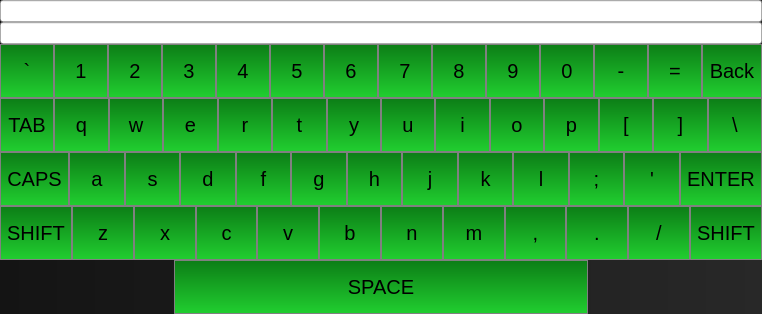
Qt form ui/keyboard-ui.ui (gth158a/keyboard-app-challenge) before a commit.
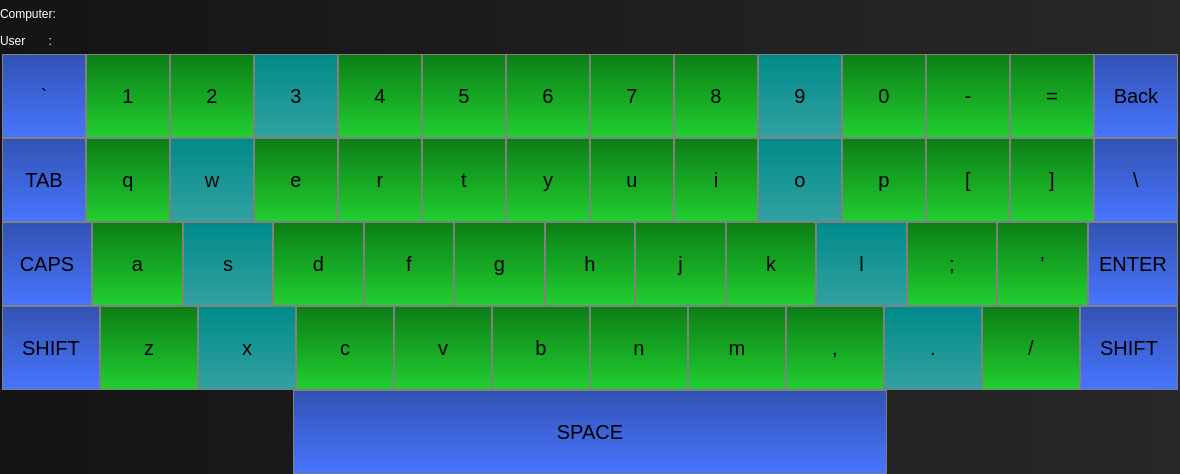
The same form after that commit.

Commit message: Updates to color layout to match touch type colors.

The edit to the form file:
```diff
--- a/ui/keyboard-ui.ui
+++ b/ui/keyboard-ui.ui
@@ -6,8 +6,8 @@
    <rect>
     <x>0</x>
     <y>0</y>
-    <width>762</width>
-    <height>306</height>
+    <width>1180</width>
+    <height>474</height>
    </rect>
   </property>
   <property name="windowTitle">
@@ -19,7 +19,7 @@
 }
 
 #key_space { 
-    min-width: 400;
+    min-width: 580;
 }
 
 QPushButton {
@@ -27,8 +27,8 @@
     border: 1px solid gray;
     font: 20px;
     padding: 6px;
-    min-width: 40;
-    min-height: 40;
+    min-width: 70;
+    min-height: 70;
     max-width: 200;
     max-height: 200;
 }
@@ -50,10 +50,14 @@
     border-width: 4px;
     border-color: red;
 }
+
+QLabel {
+    color: rgb(255, 255, 255);
+}
 </string>
   </property>
   <widget class="QWidget" name="centralwidget">
-   <layout class="QVBoxLayout" name="verticalLayout_2">
+   <layout class="QVBoxLayout" name="verticalLayout">
     <property name="spacing">
      <number>0</number>
     </property>
@@ -70,15 +74,64 @@
      <number>0</number>
     </property>
     <item>
-     <layout class="QVBoxLayout" name="verticalLayout">
+     <layout class="QHBoxLayout" name="horizontalLayout_6">
       <property name="spacing">
        <number>0</number>
       </property>
       <item>
-       <widget class="QLineEdit" name="text_computer"/>
+       <layout class="QVBoxLayout" name="verticalLayout_2">
+        <property name="spacing">
+         <number>0</number>
+        </property>
+        <item>
+         <widget class="QLabel" name="label">
+          <property name="text">
+           <string>Computer: </string>
+          </property>
+         </widget>
+        </item>
+        <item>
+         <widget class="QLabel" name="label_2">
+          <property name="text">
+           <string>User       : </string>
+          </property>
+         </widget>
+        </item>
+       </layout>
       </item>
       <item>
-       <widget class="QLineEdit" name="text_user"/>
+       <layout class="QVBoxLayout" name="verticalLayout_3">
+        <property name="spacing">
+         <number>0</number>
+        </property>
+        <item>
+         <widget class="QLabel" name="label_computer">
+          <property name="text">
+           <string/>
+          </property>
+         </widget>
+        </item>
+        <item>
+         <widget class="QLabel" name="label_user">
+          <property name="text">
+           <string/>
+          </property>
+         </widget>
+        </item>
+       </layout>
+      </item>
+      <item>
+       <spacer name="horizontalSpacer">
+        <property name="orientation">
+         <enum>Qt::Horizontal</enum>
+        </property>
+        <property name="sizeHint" stdset="0">
+         <size>
+          <width>40</width>
+          <height>20</height>
+         </size>
+        </property>
+       </spacer>
       </item>
      </layout>
     </item>
@@ -87,106 +140,219 @@
       <property name="spacing">
        <number>0</number>
       </property>
-      <item row="2" column="0">
-       <layout class="QHBoxLayout" name="horizontalLayout_2">
+      <item row="3" column="0">
+       <layout class="QHBoxLayout" name="horizontalLayout_3">
         <property name="spacing">
          <number>0</number>
         </property>
         <item>
-         <widget class="QPushButton" name="key_tab">
-          <property name="text">
-           <string>TAB</string>
+         <widget class="QPushButton" name="key_caps">
+          <property name="styleSheet">
+           <string notr="true">#key_caps {
+    background-color: qlineargradient(spread:pad, x1:0, y1:0, x2:0, y2:1, stop:0 #3252B2, stop:1 #4775FF);
+    border: 1px solid gray;
+    font: 20px;
+    padding: 6px;
+    min-width: 70;
+    min-height: 70;
+    max-width: 200;
+    max-height: 200;
+}
+
+#key_caps:pressed {
+    background-color: qlineargradient(spread:pad, x1:0, y1:0, x2:0, y2:1, stop:0 #4663BA, stop:1 #4775FF);
+    border-style: outset;
+    border-width: 4px;
+    border-color: red;
+}
+
+#key_caps:hover {
+  background-color: qlineargradient(spread:pad, x1:0, y1:0, x2:0, y2:1, stop:0 #4663BA, stop:1 #4775FF);
+}
+
+#key_caps:checked {
+    background-color: qlineargradient(spread:pad, x1:0, y1:0, x2:0, y2:1, stop:0 #4663BA, stop:1 #4775FF);
+    border-style: outset;
+    border-width: 4px;
+    border-color: red;
+}</string>
           </property>
-         </widget>
-        </item>
-        <item>
-         <widget class="QPushButton" name="key_q">
           <property name="text">
-           <string>q</string>
+           <string>CAPS</string>
           </property>
          </widget>
         </item>
         <item>
-         <widget class="QPushButton" name="key_w">
+         <widget class="QPushButton" name="key_a">
           <property name="text">
-           <string>w</string>
+           <string>a</string>
           </property>
          </widget>
         </item>
         <item>
-         <widget class="QPushButton" name="key_e">
+         <widget class="QPushButton" name="key_s">
+          <property name="styleSheet">
+           <string notr="true">#key_s {
+    background-color: qlineargradient(spread:pad, x1:0, y1:0, x2:0, y2:1, stop:0 #008A8A, stop:1 #33A1A1);
+    border: 1px solid gray;
+    font: 20px;
+    padding: 6px;
+    min-width: 70;
+    min-height: 70;
+    max-width: 200;
+    max-height: 200;
+}
+
+#key_s:pressed {
+    background-color: qlineargradient(spread:pad, x1:0, y1:0, x2:0, y2:1, stop:0 #33A1A1, stop:1 #33A1A1);
+    border-style: outset;
+    border-width: 4px;
+    border-color: red;
+}
+
+#key_s:hover {
+  background-color: qlineargradient(spread:pad, x1:0, y1:0, x2:0, y2:1, stop:0 #33A1A1, stop:1 #33A1A1);
+}
+
+#key_s:checked {
+    background-color: qlineargradient(spread:pad, x1:0, y1:0, x2:0, y2:1, stop:0 #33A1A1, stop:1 #33A1A1);
+    border-style: outset;
+    border-width: 4px;
+    border-color: red;
+}</string>
+          </property>
           <property name="text">
-           <string>e</string>
+           <string>s</string>
           </property>
          </widget>
         </item>
         <item>
-         <widget class="QPushButton" name="key_r">
+         <widget class="QPushButton" name="key_d">
           <property name="text">
-           <string>r</string>
+           <string>d</string>
           </property>
          </widget>
         </item>
         <item>
-         <widget class="QPushButton" name="key_t">
+         <widget class="QPushButton" name="key_f">
           <property name="text">
-           <string>t</string>
+           <string>f</string>
           </property>
          </widget>
         </item>
         <item>
-         <widget class="QPushButton" name="key_y">
+         <widget class="QPushButton" name="key_g">
           <property name="text">
-           <string>y</string>
+           <string>g</string>
           </property>
          </widget>
         </item>
         <item>
-         <widget class="QPushButton" name="key_u">
+         <widget class="QPushButton" name="key_h">
           <property name="text">
-           <string>u</string>
+           <string>h</string>
           </property>
          </widget>
         </item>
         <item>
-         <widget class="QPushButton" name="key_i">
+         <widget class="QPushButton" name="key_j">
           <property name="text">
-           <string>i</string>
+           <string>j</string>
           </property>
          </widget>
         </item>
         <item>
-         <widget class="QPushButton" name="key_o">
+         <widget class="QPushButton" name="key_k">
           <property name="text">
-           <string>o</string>
+           <string>k</string>
           </property>
          </widget>
         </item>
         <item>
-         <widget class="QPushButton" name="key_p">
+         <widget class="QPushButton" name="key_l">
+          <property name="styleSheet">
+           <string notr="true">#key_l {
+    background-color: qlineargradient(spread:pad, x1:0, y1:0, x2:0, y2:1, stop:0 #008A8A, stop:1 #33A1A1);
+    border: 1px solid gray;
+    font: 20px;
+    padding: 6px;
+    min-width: 70;
+    min-height: 70;
+    max-width: 200;
+    max-height: 200;
+}
+
+#key_l:pressed {
+    background-color: qlineargradient(spread:pad, x1:0, y1:0, x2:0, y2:1, stop:0 #33A1A1, stop:1 #33A1A1);
+    border-style: outset;
+    border-width: 4px;
+    border-color: red;
+}
+
+#key_l:hover {
+  background-color: qlineargradient(spread:pad, x1:0, y1:0, x2:0, y2:1, stop:0 #33A1A1, stop:1 #33A1A1);
+}
+
+#key_l:checked {
+    background-color: qlineargradient(spread:pad, x1:0, y1:0, x2:0, y2:1, stop:0 #33A1A1, stop:1 #33A1A1);
+    border-style: outset;
+    border-width: 4px;
+    border-color: red;
+}</string>
+          </property>
           <property name="text">
-           <string>p</string>
+           <string>l</string>
           </property>
          </widget>
         </item>
         <item>
-         <widget class="QPushButton" name="key_sqrbrkt_left">
+         <widget class="QPushButton" name="key_semicolon">
           <property name="text">
-           <string>[</string>
+           <string>;</string>
           </property>
          </widget>
         </item>
         <item>
-         <widget class="QPushButton" name="key_sqrbrkt_right">
+         <widget class="QPushButton" name="key_apostrophe">
           <property name="text">
-           <string>]</string>
+           <string>'</string>
           </property>
          </widget>
         </item>
         <item>
-         <widget class="QPushButton" name="key_back_slash">
+         <widget class="QPushButton" name="key_enter">
+          <property name="styleSheet">
+           <string notr="true">#key_enter {
+    background-color: qlineargradient(spread:pad, x1:0, y1:0, x2:0, y2:1, stop:0 #3252B2, stop:1 #4775FF);
+    border: 1px solid gray;
+    font: 20px;
+    padding: 6px;
+    min-width: 70;
+    min-height: 70;
+    max-width: 200;
+    max-height: 200;
+}
+
+#key_enter:pressed {
+    background-color: qlineargradient(spread:pad, x1:0, y1:0, x2:0, y2:1, stop:0 #4663BA, stop:1 #4775FF);
+    border-style: outset;
+    border-width: 4px;
+    border-color: red;
+}
+
+#key_enter:hover {
+  background-color: qlineargradient(spread:pad, x1:0, y1:0, x2:0, y2:1, stop:0 #4663BA, stop:1 #4775FF);
+}
+
+#key_enter:checked {
+    background-color: qlineargradient(spread:pad, x1:0, y1:0, x2:0, y2:1, stop:0 #4663BA, stop:1 #4775FF);
+    border-style: outset;
+    border-width: 4px;
+    border-color: red;
+}</string>
+          </property>
           <property name="text">
-           <string>\</string>
+           <string>ENTER</string>
           </property>
          </widget>
         </item>
@@ -199,6 +365,36 @@
         </property>
         <item>
          <widget class="QPushButton" name="key_tilde">
+          <property name="styleSheet">
+           <string notr="true">#key_tilde {
+    background-color: qlineargradient(spread:pad, x1:0, y1:0, x2:0, y2:1, stop:0 #3252B2, stop:1 #4775FF);
+    border: 1px solid gray;
+    font: 20px;
+    padding: 6px;
+    min-width: 70;
+    min-height: 70;
+    max-width: 200;
+    max-height: 200;
+}
+
+#key_tilde:pressed {
+    background-color: qlineargradient(spread:pad, x1:0, y1:0, x2:0, y2:1, stop:0 #4663BA, stop:1 #4775FF);
+    border-style: outset;
+    border-width: 4px;
+    border-color: red;
+}
+
+#key_tilde:hover {
+  background-color: qlineargradient(spread:pad, x1:0, y1:0, x2:0, y2:1, stop:0 #4663BA, stop:1 #4775FF);
+}
+
+#key_tilde:checked {
+    background-color: qlineargradient(spread:pad, x1:0, y1:0, x2:0, y2:1, stop:0 #4663BA, stop:1 #4775FF);
+    border-style: outset;
+    border-width: 4px;
+    border-color: red;
+}</string>
+          </property>
           <property name="text">
            <string>`</string>
           </property>
@@ -220,6 +416,36 @@
         </item>
         <item>
          <widget class="QPushButton" name="key_3">
+          <property name="styleSheet">
+           <string notr="true">#key_3 {
+    background-color: qlineargradient(spread:pad, x1:0, y1:0, x2:0, y2:1, stop:0 #008A8A, stop:1 #33A1A1);
+    border: 1px solid gray;
+    font: 20px;
+    padding: 6px;
+    min-width: 70;
+    min-height: 70;
+    max-width: 200;
+    max-height: 200;
+}
+
+#key_3:pressed {
+    background-color: qlineargradient(spread:pad, x1:0, y1:0, x2:0, y2:1, stop:0 #33A1A1, stop:1 #33A1A1);
+    border-style: outset;
+    border-width: 4px;
+    border-color: red;
+}
+
+#key_3:hover {
+  background-color: qlineargradient(spread:pad, x1:0, y1:0, x2:0, y2:1, stop:0 #33A1A1, stop:1 #33A1A1);
+}
+
+#key_3:checked {
+    background-color: qlineargradient(spread:pad, x1:0, y1:0, x2:0, y2:1, stop:0 #33A1A1, stop:1 #33A1A1);
+    border-style: outset;
+    border-width: 4px;
+    border-color: red;
+}</string>
+          </property>
           <property name="text">
            <string>3</string>
           </property>
@@ -262,6 +488,36 @@
         </item>
         <item>
          <widget class="QPushButton" name="key_9">
+          <property name="styleSheet">
+           <string notr="true">#key_9 {
+    background-color: qlineargradient(spread:pad, x1:0, y1:0, x2:0, y2:1, stop:0 #008A8A, stop:1 #33A1A1);
+    border: 1px solid gray;
+    font: 20px;
+    padding: 6px;
+    min-width: 70;
+    min-height: 70;
+    max-width: 200;
+    max-height: 200;
+}
+
+#key_9:pressed {
+    background-color: qlineargradient(spread:pad, x1:0, y1:0, x2:0, y2:1, stop:0 #33A1A1, stop:1 #33A1A1);
+    border-style: outset;
+    border-width: 4px;
+    border-color: red;
+}
+
+#key_9:hover {
+  background-color: qlineargradient(spread:pad, x1:0, y1:0, x2:0, y2:1, stop:0 #33A1A1, stop:1 #33A1A1);
+}
+
+#key_9:checked {
+    background-color: qlineargradient(spread:pad, x1:0, y1:0, x2:0, y2:1, stop:0 #33A1A1, stop:1 #33A1A1);
+    border-style: outset;
+    border-width: 4px;
+    border-color: red;
+}</string>
+          </property>
           <property name="text">
            <string>9</string>
           </property>
@@ -290,6 +546,36 @@
         </item>
         <item>
          <widget class="QPushButton" name="key_back">
+          <property name="styleSheet">
+           <string notr="true">#key_back {
+    background-color: qlineargradient(spread:pad, x1:0, y1:0, x2:0, y2:1, stop:0 #3252B2, stop:1 #4775FF);
+    border: 1px solid gray;
+    font: 20px;
+    padding: 6px;
+    min-width: 70;
+    min-height: 70;
+    max-width: 200;
+    max-height: 200;
+}
+
+#key_back:pressed {
+    background-color: qlineargradient(spread:pad, x1:0, y1:0, x2:0, y2:1, stop:0 #4663BA, stop:1 #4775FF);
+    border-style: outset;
+    border-width: 4px;
+    border-color: red;
+}
+
+#key_back:hover {
+  background-color: qlineargradient(spread:pad, x1:0, y1:0, x2:0, y2:1, stop:0 #4663BA, stop:1 #4775FF);
+}
+
+#key_back:checked {
+    background-color: qlineargradient(spread:pad, x1:0, y1:0, x2:0, y2:1, stop:0 #4663BA, stop:1 #4775FF);
+    border-style: outset;
+    border-width: 4px;
+    border-color: red;
+}</string>
+          </property>
           <property name="text">
            <string>Back</string>
           </property>
@@ -297,15 +583,226 @@
         </item>
        </layout>
       </item>
-      <item row="5" column="0">
-       <layout class="QHBoxLayout" name="horizontalLayout_5">
+      <item row="2" column="0">
+       <layout class="QHBoxLayout" name="horizontalLayout_2">
         <property name="spacing">
          <number>0</number>
         </property>
         <item>
-         <widget class="QPushButton" name="key_space">
+         <widget class="QPushButton" name="key_tab">
+          <property name="styleSheet">
+           <string notr="true">#key_tab {
+    background-color: qlineargradient(spread:pad, x1:0, y1:0, x2:0, y2:1, stop:0 #3252B2, stop:1 #4775FF);
+    border: 1px solid gray;
+    font: 20px;
+    padding: 6px;
+    min-width: 70;
+    min-height: 70;
+    max-width: 200;
+    max-height: 200;
+}
+
+#key_tab:pressed {
+    background-color: qlineargradient(spread:pad, x1:0, y1:0, x2:0, y2:1, stop:0 #4663BA, stop:1 #4775FF);
+    border-style: outset;
+    border-width: 4px;
+    border-color: red;
+}
+
+#key_tab:hover {
+  background-color: qlineargradient(spread:pad, x1:0, y1:0, x2:0, y2:1, stop:0 #4663BA, stop:1 #4775FF);
+}
+
+#key_tab:checked {
+    background-color: qlineargradient(spread:pad, x1:0, y1:0, x2:0, y2:1, stop:0 #4663BA, stop:1 #4775FF);
+    border-style: outset;
+    border-width: 4px;
+    border-color: red;
+}</string>
+          </property>
           <property name="text">
-           <string>SPACE</string>
+           <string>TAB</string>
+          </property>
+         </widget>
+        </item>
+        <item>
+         <widget class="QPushButton" name="key_q">
+          <property name="text">
+           <string>q</string>
+          </property>
+         </widget>
+        </item>
+        <item>
+         <widget class="QPushButton" name="key_w">
+          <property name="styleSheet">
+           <string notr="true">#key_w {
+    background-color: qlineargradient(spread:pad, x1:0, y1:0, x2:0, y2:1, stop:0 #008A8A, stop:1 #33A1A1);
+    border: 1px solid gray;
+    font: 20px;
+    padding: 6px;
+    min-width: 70;
+    min-height: 70;
+    max-width: 200;
+    max-height: 200;
+}
+
+#key_w:pressed {
+    background-color: qlineargradient(spread:pad, x1:0, y1:0, x2:0, y2:1, stop:0 #33A1A1, stop:1 #33A1A1);
+    border-style: outset;
+    border-width: 4px;
+    border-color: red;
+}
+
+#key_w:hover {
+  background-color: qlineargradient(spread:pad, x1:0, y1:0, x2:0, y2:1, stop:0 #33A1A1, stop:1 #33A1A1);
+}
+
+#key_w:checked {
+    background-color: qlineargradient(spread:pad, x1:0, y1:0, x2:0, y2:1, stop:0 #33A1A1, stop:1 #33A1A1);
+    border-style: outset;
+    border-width: 4px;
+    border-color: red;
+}</string>
+          </property>
+          <property name="text">
+           <string>w</string>
+          </property>
+         </widget>
+        </item>
+        <item>
+         <widget class="QPushButton" name="key_e">
+          <property name="text">
+           <string>e</string>
+          </property>
+         </widget>
+        </item>
+        <item>
+         <widget class="QPushButton" name="key_r">
+          <property name="text">
+           <string>r</string>
+          </property>
+         </widget>
+        </item>
+        <item>
+         <widget class="QPushButton" name="key_t">
+          <property name="text">
+           <string>t</string>
+          </property>
+         </widget>
+        </item>
+        <item>
+         <widget class="QPushButton" name="key_y">
+          <property name="text">
+           <string>y</string>
+          </property>
+         </widget>
+        </item>
+        <item>
+         <widget class="QPushButton" name="key_u">
+          <property name="text">
+           <string>u</string>
+          </property>
+         </widget>
+        </item>
+        <item>
+         <widget class="QPushButton" name="key_i">
+          <property name="text">
+           <string>i</string>
+          </property>
+         </widget>
+        </item>
+        <item>
+         <widget class="QPushButton" name="key_o">
+          <property name="styleSheet">
+           <string notr="true">#key_o {
+    background-color: qlineargradient(spread:pad, x1:0, y1:0, x2:0, y2:1, stop:0 #008A8A, stop:1 #33A1A1);
+    border: 1px solid gray;
+    font: 20px;
+    padding: 6px;
+    min-width: 70;
+    min-height: 70;
+    max-width: 200;
+    max-height: 200;
+}
+
+#key_o:pressed {
+    background-color: qlineargradient(spread:pad, x1:0, y1:0, x2:0, y2:1, stop:0 #33A1A1, stop:1 #33A1A1);
+    border-style: outset;
+    border-width: 4px;
+    border-color: red;
+}
+
+#key_o:hover {
+  background-color: qlineargradient(spread:pad, x1:0, y1:0, x2:0, y2:1, stop:0 #33A1A1, stop:1 #33A1A1);
+}
+
+#key_o:checked {
+    background-color: qlineargradient(spread:pad, x1:0, y1:0, x2:0, y2:1, stop:0 #33A1A1, stop:1 #33A1A1);
+    border-style: outset;
+    border-width: 4px;
+    border-color: red;
+}</string>
+          </property>
+          <property name="text">
+           <string>o</string>
+          </property>
+         </widget>
+        </item>
+        <item>
+         <widget class="QPushButton" name="key_p">
+          <property name="text">
+           <string>p</string>
+          </property>
+         </widget>
+        </item>
+        <item>
+         <widget class="QPushButton" name="key_sqrbrkt_left">
+          <property name="text">
+           <string>[</string>
+          </property>
+         </widget>
+        </item>
+        <item>
+         <widget class="QPushButton" name="key_sqrbrkt_right">
+          <property name="text">
+           <string>]</string>
+          </property>
+         </widget>
+        </item>
+        <item>
+         <widget class="QPushButton" name="key_back_slash">
+          <property name="styleSheet">
+           <string notr="true">#key_back_slash {
+    background-color: qlineargradient(spread:pad, x1:0, y1:0, x2:0, y2:1, stop:0 #3252B2, stop:1 #4775FF);
+    border: 1px solid gray;
+    font: 20px;
+    padding: 6px;
+    min-width: 70;
+    min-height: 70;
+    max-width: 200;
+    max-height: 200;
+}
+
+#key_back_slash:pressed {
+    background-color: qlineargradient(spread:pad, x1:0, y1:0, x2:0, y2:1, stop:0 #4663BA, stop:1 #4775FF);
+    border-style: outset;
+    border-width: 4px;
+    border-color: red;
+}
+
+#key_back_slash:hover {
+  background-color: qlineargradient(spread:pad, x1:0, y1:0, x2:0, y2:1, stop:0 #4663BA, stop:1 #4775FF);
+}
+
+#key_back_slash:checked {
+    background-color: qlineargradient(spread:pad, x1:0, y1:0, x2:0, y2:1, stop:0 #4663BA, stop:1 #4775FF);
+    border-style: outset;
+    border-width: 4px;
+    border-color: red;
+}</string>
+          </property>
+          <property name="text">
+           <string>\</string>
           </property>
          </widget>
         </item>
@@ -318,6 +815,36 @@
         </property>
         <item>
          <widget class="QPushButton" name="key_shift_left">
+          <property name="styleSheet">
+           <string notr="true">#key_shift_left {
+    background-color: qlineargradient(spread:pad, x1:0, y1:0, x2:0, y2:1, stop:0 #3252B2, stop:1 #4775FF);
+    border: 1px solid gray;
+    font: 20px;
+    padding: 6px;
+    min-width: 70;
+    min-height: 70;
+    max-width: 200;
+    max-height: 200;
+}
+
+#key_shift_left:pressed {
+    background-color: qlineargradient(spread:pad, x1:0, y1:0, x2:0, y2:1, stop:0 #4663BA, stop:1 #4775FF);
+    border-style: outset;
+    border-width: 4px;
+    border-color: red;
+}
+
+#key_shift_left:hover {
+  background-color: qlineargradient(spread:pad, x1:0, y1:0, x2:0, y2:1, stop:0 #4663BA, stop:1 #4775FF);
+}
+
+#key_shift_left:checked {
+    background-color: qlineargradient(spread:pad, x1:0, y1:0, x2:0, y2:1, stop:0 #4663BA, stop:1 #4775FF);
+    border-style: outset;
+    border-width: 4px;
+    border-color: red;
+}</string>
+          </property>
           <property name="text">
            <string>SHIFT</string>
           </property>
@@ -332,6 +859,36 @@
         </item>
         <item>
          <widget class="QPushButton" name="key_x">
+          <property name="styleSheet">
+           <string notr="true">#key_x {
+    background-color: qlineargradient(spread:pad, x1:0, y1:0, x2:0, y2:1, stop:0 #008A8A, stop:1 #33A1A1);
+    border: 1px solid gray;
+    font: 20px;
+    padding: 6px;
+    min-width: 70;
+    min-height: 70;
+    max-width: 200;
+    max-height: 200;
+}
+
+#key_x:pressed {
+    background-color: qlineargradient(spread:pad, x1:0, y1:0, x2:0, y2:1, stop:0 #33A1A1, stop:1 #33A1A1);
+    border-style: outset;
+    border-width: 4px;
+    border-color: red;
+}
+
+#key_x:hover {
+  background-color: qlineargradient(spread:pad, x1:0, y1:0, x2:0, y2:1, stop:0 #33A1A1, stop:1 #33A1A1);
+}
+
+#key_x:checked {
+    background-color: qlineargradient(spread:pad, x1:0, y1:0, x2:0, y2:1, stop:0 #33A1A1, stop:1 #33A1A1);
+    border-style: outset;
+    border-width: 4px;
+    border-color: red;
+}</string>
+          </property>
           <property name="text">
            <string>x</string>
           </property>
@@ -381,6 +938,36 @@
         </item>
         <item>
          <widget class="QPushButton" name="key_dot">
+          <property name="styleSheet">
+           <string notr="true">#key_dot {
+    background-color: qlineargradient(spread:pad, x1:0, y1:0, x2:0, y2:1, stop:0 #008A8A, stop:1 #33A1A1);
+    border: 1px solid gray;
+    font: 20px;
+    padding: 6px;
+    min-width: 70;
+    min-height: 70;
+    max-width: 200;
+    max-height: 200;
+}
+
+#key_dot:pressed {
+    background-color: qlineargradient(spread:pad, x1:0, y1:0, x2:0, y2:1, stop:0 #33A1A1, stop:1 #33A1A1);
+    border-style: outset;
+    border-width: 4px;
+    border-color: red;
+}
+
+#key_dot:hover {
+  background-color: qlineargradient(spread:pad, x1:0, y1:0, x2:0, y2:1, stop:0 #33A1A1, stop:1 #33A1A1);
+}
+
+#key_dot:checked {
+    background-color: qlineargradient(spread:pad, x1:0, y1:0, x2:0, y2:1, stop:0 #33A1A1, stop:1 #33A1A1);
+    border-style: outset;
+    border-width: 4px;
+    border-color: red;
+}</string>
+          </property>
           <property name="text">
            <string>.</string>
           </property>
@@ -395,6 +982,36 @@
         </item>
         <item>
          <widget class="QPushButton" name="key_shift_right">
+          <property name="styleSheet">
+           <string notr="true">#key_shift_right {
+    background-color: qlineargradient(spread:pad, x1:0, y1:0, x2:0, y2:1, stop:0 #3252B2, stop:1 #4775FF);
+    border: 1px solid gray;
+    font: 20px;
+    padding: 6px;
+    min-width: 70;
+    min-height: 70;
+    max-width: 200;
+    max-height: 200;
+}
+
+#key_shift_right:pressed {
+    background-color: qlineargradient(spread:pad, x1:0, y1:0, x2:0, y2:1, stop:0 #4663BA, stop:1 #4775FF);
+    border-style: outset;
+    border-width: 4px;
+    border-color: red;
+}
+
+#key_shift_right:hover {
+  background-color: qlineargradient(spread:pad, x1:0, y1:0, x2:0, y2:1, stop:0 #4663BA, stop:1 #4775FF);
+}
+
+#key_shift_right:checked {
+    background-color: qlineargradient(spread:pad, x1:0, y1:0, x2:0, y2:1, stop:0 #4663BA, stop:1 #4775FF);
+    border-style: outset;
+    border-width: 4px;
+    border-color: red;
+}</string>
+          </property>
           <property name="text">
            <string>SHIFT</string>
           </property>
@@ -402,99 +1019,45 @@
         </item>
        </layout>
       </item>
-      <item row="3" column="0">
-       <layout class="QHBoxLayout" name="horizontalLayout_3">
+      <item row="5" column="0">
+       <layout class="QHBoxLayout" name="horizontalLayout_5">
         <property name="spacing">
          <number>0</number>
         </property>
         <item>
-         <widget class="QPushButton" name="key_caps">
-          <property name="text">
-           <string>CAPS</string>
+         <widget class="QPushButton" name="key_space">
+          <property name="styleSheet">
+           <string notr="true">#key_space {
+    background-color: qlineargradient(spread:pad, x1:0, y1:0, x2:0, y2:1, stop:0 #3252B2, stop:1 #4775FF);
+    border: 1px solid gray;
+    font: 20px;
+    padding: 6px;
+    min-width: 580;
+    min-height: 70;
+    max-width: 200;
+    max-height: 200;
+}
+
+#key_space:pressed {
+    background-color: qlineargradient(spread:pad, x1:0, y1:0, x2:0, y2:1, stop:0 #4663BA, stop:1 #4775FF);
+    border-style: outset;
+    border-width: 4px;
+    border-color: red;
+}
+
+#key_space:hover {
+  background-color: qlineargradient(spread:pad, x1:0, y1:0, x2:0, y2:1, stop:0 #4663BA, stop:1 #4775FF);
+}
+
+#key_space:checked {
+    background-color: qlineargradient(spread:pad, x1:0, y1:0, x2:0, y2:1, stop:0 #4663BA, stop:1 #4775FF);
+    border-style: outset;
+    border-width: 4px;
+    border-color: red;
+}</string>
           </property>
-         </widget>
-        </item>
-        <item>
-         <widget class="QPushButton" name="key_a">
           <property name="text">
-           <string>a</string>
-          </property>
-         </widget>
-        </item>
-        <item>
-         <widget class="QPushButton" name="key_s">
-          <property name="text">
-           <string>s</string>
-          </property>
-         </widget>
-        </item>
-        <item>
-         <widget class="QPushButton" name="key_d">
-          <property name="text">
-           <string>d</string>
-          </property>
-         </widget>
-        </item>
-        <item>
-         <widget class="QPushButton" name="key_f">
-          <property name="text">
-           <string>f</string>
-          </property>
-         </widget>
-        </item>
-        <item>
-         <widget class="QPushButton" name="key_g">
-          <property name="text">
-           <string>g</string>
-          </property>
-         </widget>
-        </item>
-        <item>
-         <widget class="QPushButton" name="key_h">
-          <property name="text">
-           <string>h</string>
-          </property>
-         </widget>
-        </item>
-        <item>
-         <widget class="QPushButton" name="key_j">
-          <property name="text">
-           <string>j</string>
-          </property>
-         </widget>
-        </item>
-        <item>
-         <widget class="QPushButton" name="key_k">
-          <property name="text">
-           <string>k</string>
-          </property>
-         </widget>
-        </item>
-        <item>
-         <widget class="QPushButton" name="key_l">
-          <property name="text">
-           <string>l</string>
-          </property>
-         </widget>
-        </item>
-        <item>
-         <widget class="QPushButton" name="key_semicolon">
-          <property name="text">
-           <string>;</string>
-          </property>
-         </widget>
-        </item>
-        <item>
-         <widget class="QPushButton" name="key_apostrophe">
-          <property name="text">
-           <string>'</string>
-          </property>
-         </widget>
-        </item>
-        <item>
-         <widget class="QPushButton" name="key_enter">
-          <property name="text">
-           <string>ENTER</string>
+           <string>SPACE</string>
           </property>
          </widget>
         </item>
```
The commit also changes 1 other file.
